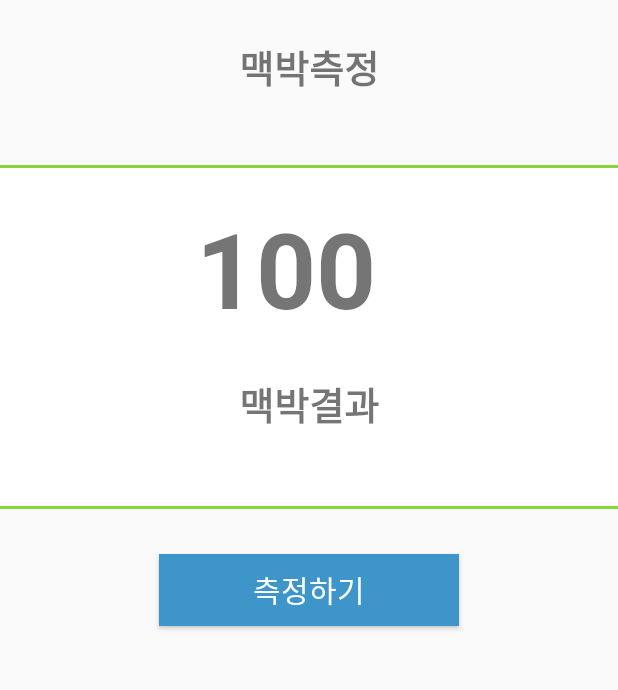
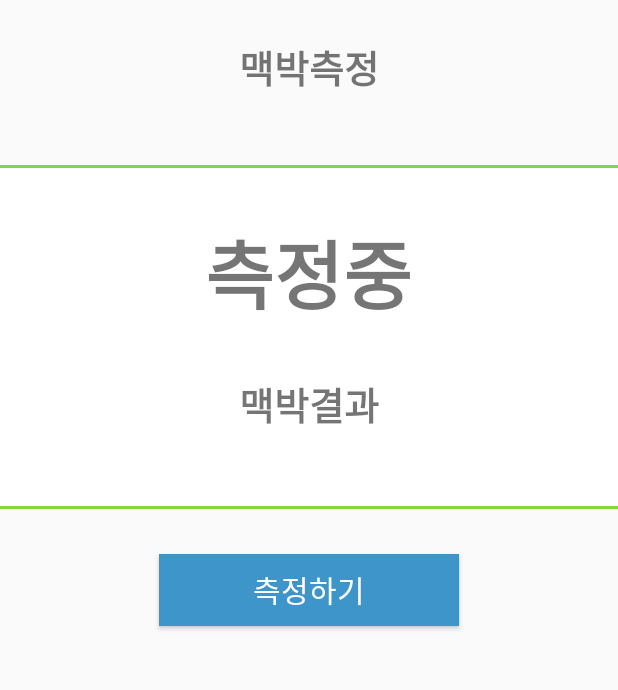
Before and after one commit to CbnuOpenHealth/CbnuOpenHealth, an Android app: the SubActivity screen opened directly, with no data from a screen before it, after a tap on "측정하기", on a phone screen of 412 x 824 dp, the part 173-863 px from its top. Run offline under Robolectric (Android 15) with nearby library versions, the phone set to English and light mode, and no system bars; our stand-ins replace Volley; network calls fail.

Commit message:
pulseSensorFinal

```diff
--- a/app/build.gradle
+++ b/app/build.gradle
@@ -26,9 +26,9 @@ dependencies {
     implementation 'androidx.appcompat:appcompat:1.0.2'
     implementation 'androidx.constraintlayout:constraintlayout:1.1.3'
     implementation 'com.google.firebase:firebase-analytics:17.2.0'
-    // testImplementation 'junit:junit:4.12'
-    // androidTestImplementation 'androidx.test.ext:junit:1.1.0'
-    // androidTestImplementation 'androidx.test.espresso:espresso-core:3.1.1'
+    testImplementation 'junit:junit:4.12'
+    androidTestImplementation 'androidx.test.ext:junit:1.1.0'
+    androidTestImplementation 'androidx.test.espresso:espresso-core:3.1.1'
     implementation 'com.google.firebase:firebase-database:16.0.4'
 }
 apply plugin: 'com.google.gms.google-services'
--- a/app/src/main/java/com/example/openhealth/SubActivity.java
+++ b/app/src/main/java/com/example/openhealth/SubActivity.java
@@ -4,6 +4,7 @@ import androidx.appcompat.app.AppCompatActivity;
 
 import android.os.AsyncTask;
 import android.os.Bundle;
+import android.os.Handler;
 import android.view.View;
 import android.widget.Button;
 import android.widget.TextView;
@@ -20,7 +21,9 @@ import org.json.JSONArray;
 import org.json.JSONException;
 import org.json.JSONObject;
 
+
 public class SubActivity extends AppCompatActivity {
+
 
     private TextView mTextViewPulse;
     private RequestQueue mQueue;
@@ -37,6 +40,8 @@ public class SubActivity extends AppCompatActivity {
         pulseButton.setOnClickListener(new View.OnClickListener() {
             @Override
             public void onClick(View view) {
+                mTextViewPulse.setText("");
+                mTextViewPulse.append(String.valueOf("측정중"));
                 String url = "http://192.168.0.6/get.php";
                 JsonObjectRequest request = new JsonObjectRequest(Request.Method.GET, url, null,
                         new Response.Listener<JSONObject>() {
@@ -46,8 +51,14 @@ public class SubActivity extends AppCompatActivity {
                                     JSONArray jsonArray = response.getJSONArray("pulse");
                                     for (int i = 0; i < jsonArray.length(); i++){
                                         JSONObject object = jsonArray.getJSONObject(i);
-                                        int datas = object.getInt("datas");
+                                        final int datas = object.getInt("datas");
+                                        new Handler().postDelayed(new Runnable() {
+                                            @Override
+                                            public void run() {
+                                        mTextViewPulse.setText("");
                                         mTextViewPulse.append(String.valueOf(datas));
+                                            }
+                                        },15000);
                                     }
                                 } catch (JSONException e) {
                                     e.printStackTrace();
@@ -61,7 +72,6 @@ public class SubActivity extends AppCompatActivity {
                     }
                 });
                 mQueue.add(request);
-
             }
         });
 
--- a/app/src/main/res/layout/activity_sub.xml
+++ b/app/src/main/res/layout/activity_sub.xml
@@ -45,9 +45,10 @@
                 android:layout_height="100dp"
                 android:layout_gravity="center"
                 android:layout_marginTop="20dp"
-                android:text="100"
-                android:textSize="70dp"
-                android:textStyle="bold" />
+                android:gravity="center"
+                android:textSize="50sp"
+                android:textStyle="bold"
+                android:id="@+id/pulseResult"/>
             <TextView
                 android:layout_width="wrap_content"
                 android:layout_height="wrap_content"
```
Also changed, not shown: 2 other files.
